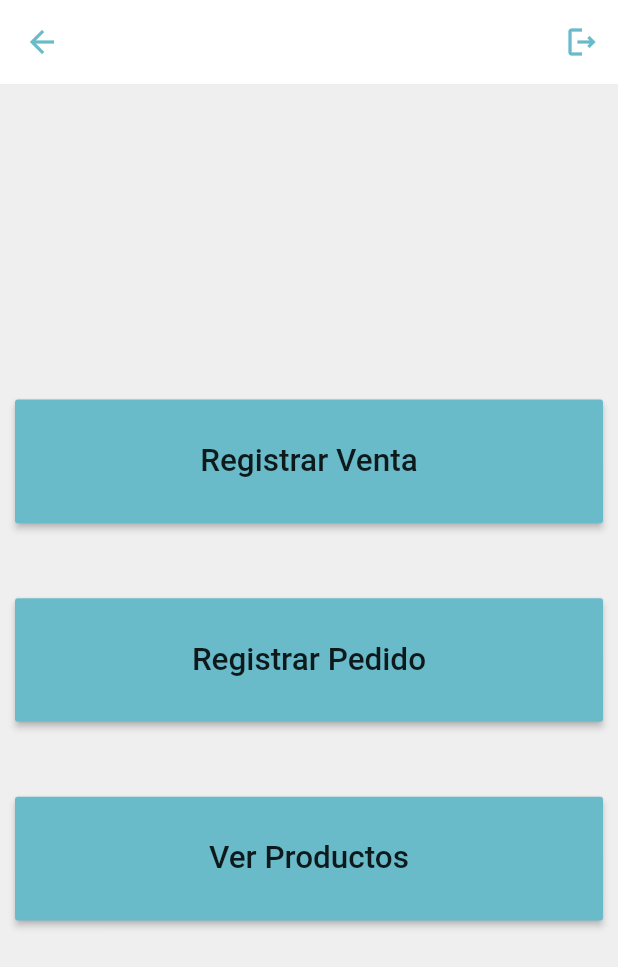
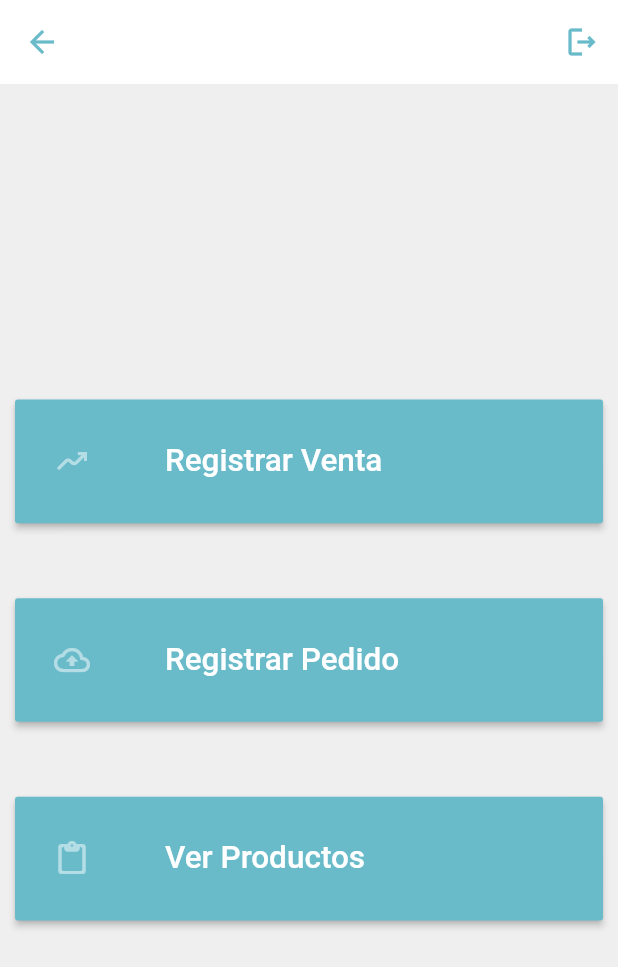
Before and after one commit to MillarCD/sales_recorder_app, a Flutter app: the HomeScreen screen opened by its route, on a phone screen of 412 x 824 dp. Shown: the top 967 px of the screen. Run offline on Flutter 3.47's test engine with Material 2 defaults, Android fonts, the phone set to English and light mode, and no system bars; missing offline and left inert: gsheets, mobile_scanner.

Commit message:
estilo del menu

```diff
--- a/lib/screens/home_screen.dart
+++ b/lib/screens/home_screen.dart
@@ -42,6 +42,7 @@ class HomeScreen extends StatelessWidget {
           children: [
             _MenuButton(
               title: 'Registrar Venta',
+              icon: Icons.moving_outlined,
               onPressed: () async => navigateIfConnected(context, 'sale'),
             ),
 
@@ -49,6 +50,7 @@ class HomeScreen extends StatelessWidget {
 
             if (user == 'Administrador') _MenuButton(
               title: 'Registrar Pedido',
+              icon: Icons.cloud_upload_outlined,
               onPressed: () async => await navigateIfConnected(context, 'order'),
             ),
 
@@ -57,6 +59,7 @@ class HomeScreen extends StatelessWidget {
 
             if (user == 'Administrador') _MenuButton(
               title: 'Ver Productos',
+              icon: Icons.paste_rounded,
               onPressed: () async => await navigateIfConnected(context, 'products'),
             )
           ],
@@ -86,10 +89,12 @@ class _MenuButton extends StatelessWidget {
   const _MenuButton({
     Key? key,
     required this.title,
+    required this.icon,
     this.onPressed
   }) : super(key: key);
 
   final String title;
+  final IconData  icon;
   final void Function()? onPressed;
 
   @override
@@ -103,7 +108,18 @@ class _MenuButton extends StatelessWidget {
       child: MaterialButton(
         color: Theme.of(context).colorScheme.secondary,
         onPressed: onPressed,
-        child: Text(title, style: const TextStyle(fontSize: 21))
+        child: Row(
+          mainAxisAlignment: MainAxisAlignment.start,
+          children: [
+            const SizedBox(width: 10,),
+
+            Icon( icon, color: Theme.of(context).colorScheme.onSecondary.withOpacity(0.5), ),
+
+            const SizedBox(width: 50,),
+
+            Text(title, style: TextStyle(fontSize: 21, color: Theme.of(context).colorScheme.onSecondary,))
+          ]
+        ),
       ),
     );
   }
```
